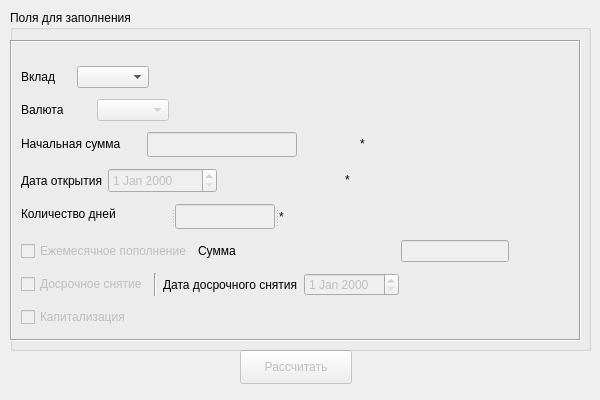
The window that ui_logic/depositform.ui (d1slike/depositPlus) describes before a commit, drawn with Qt 5.
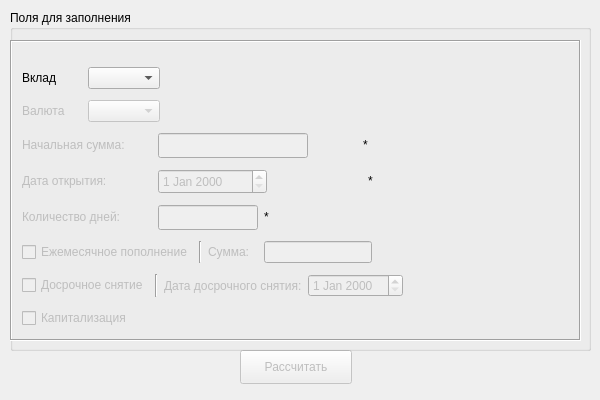
The same window after the commit.

Commit message: *форма для расчета вклада полностью готова

What changed in the file:
```diff
--- a/ui_logic/depositform.ui
+++ b/ui_logic/depositform.ui
@@ -77,10 +77,10 @@
     <widget class="QWidget" name="">
      <property name="geometry">
       <rect>
-       <x>11</x>
-       <y>21</y>
-       <width>646</width>
-       <height>275</height>
+       <x>12</x>
+       <y>22</y>
+       <width>640</width>
+       <height>277</height>
       </rect>
      </property>
      <layout class="QVBoxLayout" name="verticalLayout">
@@ -96,7 +96,7 @@
           </property>
           <property name="minimumSize">
            <size>
-            <width>50</width>
+            <width>60</width>
             <height>20</height>
            </size>
           </property>
@@ -152,21 +152,24 @@
        <layout class="QHBoxLayout" name="horizontalLayout_2">
         <item>
          <widget class="QLabel" name="valute_list_label">
+          <property name="enabled">
+           <bool>false</bool>
+          </property>
           <property name="sizePolicy">
            <sizepolicy hsizetype="Fixed" vsizetype="Fixed">
-            <horstretch>70</horstretch>
+            <horstretch>60</horstretch>
             <verstretch>20</verstretch>
            </sizepolicy>
           </property>
           <property name="minimumSize">
            <size>
-            <width>70</width>
+            <width>60</width>
             <height>20</height>
            </size>
           </property>
           <property name="maximumSize">
            <size>
-            <width>70</width>
+            <width>60</width>
             <height>20</height>
            </size>
           </property>
@@ -204,6 +207,9 @@
        <layout class="QHBoxLayout" name="horizontalLayout_3">
         <item>
          <widget class="QLabel" name="label_start_sum">
+          <property name="enabled">
+           <bool>false</bool>
+          </property>
           <property name="sizePolicy">
            <sizepolicy hsizetype="Fixed" vsizetype="Fixed">
             <horstretch>120</horstretch>
@@ -212,18 +218,18 @@
           </property>
           <property name="minimumSize">
            <size>
-            <width>120</width>
+            <width>130</width>
             <height>20</height>
            </size>
           </property>
           <property name="maximumSize">
            <size>
-            <width>120</width>
+            <width>130</width>
             <height>20</height>
            </size>
           </property>
           <property name="text">
-           <string>Начальная сумма</string>
+           <string>Начальная сумма:</string>
           </property>
          </widget>
         </item>
@@ -309,8 +315,29 @@
        <layout class="QHBoxLayout" name="horizontalLayout_4">
         <item>
          <widget class="QLabel" name="open_date_label">
+          <property name="enabled">
+           <bool>false</bool>
+          </property>
+          <property name="sizePolicy">
+           <sizepolicy hsizetype="Fixed" vsizetype="Fixed">
+            <horstretch>130</horstretch>
+            <verstretch>20</verstretch>
+           </sizepolicy>
+          </property>
+          <property name="minimumSize">
+           <size>
+            <width>120</width>
+            <height>20</height>
+           </size>
+          </property>
+          <property name="maximumSize">
+           <size>
+            <width>130</width>
+            <height>20</height>
+           </size>
+          </property>
           <property name="text">
-           <string>Дата открытия</string>
+           <string>Дата открытия:</string>
           </property>
          </widget>
         </item>
@@ -393,33 +420,36 @@
        </layout>
       </item>
       <item>
-       <widget class="QSplitter" name="splitter">
-        <property name="orientation">
-         <enum>Qt::Horizontal</enum>
-        </property>
+       <layout class="QHBoxLayout" name="horizontalLayout_5">
+        <item>
         <widget class="QLabel" name="day_count_label">
+          <property name="enabled">
+           <bool>false</bool>
+          </property>
          <property name="sizePolicy">
           <sizepolicy hsizetype="Fixed" vsizetype="Fixed">
-           <horstretch>0</horstretch>
-           <verstretch>0</verstretch>
+            <horstretch>120</horstretch>
+            <verstretch>20</verstretch>
           </sizepolicy>
          </property>
          <property name="minimumSize">
           <size>
-           <width>150</width>
+            <width>120</width>
            <height>20</height>
           </size>
          </property>
          <property name="maximumSize">
           <size>
-           <width>150</width>
+            <width>130</width>
            <height>20</height>
           </size>
          </property>
          <property name="text">
-          <string>Количество дней</string>
-         </property>
-        </widget>
+           <string>Количество дней:</string>
+          </property>
+         </widget>
+        </item>
+        <item>
         <widget class="QLineEdit" name="day_count">
          <property name="enabled">
           <bool>false</bool>
@@ -442,31 +472,50 @@
            <height>25</height>
           </size>
          </property>
-        </widget>
+          <property name="toolTip">
+           <string>&lt;html&gt;&lt;head/&gt;&lt;body&gt;&lt;p&gt;&lt;span style=&quot; font-size:7pt; font-style:italic;&quot;&gt;Срок вклада в днях&lt;/span&gt;&lt;/p&gt;&lt;/body&gt;&lt;/html&gt;</string>
+          </property>
+         </widget>
+        </item>
+        <item>
         <widget class="QLabel" name="min_day_count">
          <property name="sizePolicy">
           <sizepolicy hsizetype="Fixed" vsizetype="Fixed">
-           <horstretch>0</horstretch>
-           <verstretch>0</verstretch>
+            <horstretch>250</horstretch>
+            <verstretch>20</verstretch>
           </sizepolicy>
          </property>
          <property name="minimumSize">
           <size>
            <width>250</width>
-           <height>25</height>
+            <height>20</height>
           </size>
          </property>
          <property name="maximumSize">
           <size>
            <width>250</width>
-           <height>25</height>
+            <height>20</height>
           </size>
          </property>
          <property name="text">
           <string>*</string>
          </property>
         </widget>
-       </widget>
+        </item>
+        <item>
+         <spacer name="horizontalSpacer_7">
+          <property name="orientation">
+           <enum>Qt::Horizontal</enum>
+          </property>
+          <property name="sizeHint" stdset="0">
+           <size>
+            <width>40</width>
+            <height>20</height>
+           </size>
+          </property>
+         </spacer>
+        </item>
+       </layout>
       </item>
       <item>
        <layout class="QHBoxLayout" name="horizontalLayout_6">
@@ -480,26 +529,41 @@
           </property>
          </widget>
         </item>
+        <item>
+         <widget class="Line" name="line_2">
+          <property name="orientation">
+           <enum>Qt::Vertical</enum>
+          </property>
+         </widget>
+        </item>
         <item>
          <widget class="QLabel" name="supplement_sum_label">
+          <property name="enabled">
+           <bool>false</bool>
+          </property>
+          <property name="sizePolicy">
+           <sizepolicy hsizetype="Fixed" vsizetype="Fixed">
+            <horstretch>50</horstretch>
+            <verstretch>20</verstretch>
+           </sizepolicy>
+          </property>
+          <property name="minimumSize">
+           <size>
+            <width>50</width>
+            <height>20</height>
+           </size>
+          </property>
+          <property name="maximumSize">
+           <size>
+            <width>50</width>
+            <height>20</height>
+           </size>
+          </property>
           <property name="text">
-           <string>Сумма</string>
+           <string>Сумма:</string>
           </property>
          </widget>
         </item>
-        <item>
-         <spacer name="horizontalSpacer_7">
-          <property name="orientation">
-           <enum>Qt::Horizontal</enum>
-          </property>
-          <property name="sizeHint" stdset="0">
-           <size>
-            <width>40</width>
-            <height>20</height>
-           </size>
-          </property>
-         </spacer>
-        </item>
         <item>
          <widget class="QLineEdit" name="supplement_sum">
           <property name="enabled">
@@ -549,8 +613,11 @@
         </item>
         <item>
          <widget class="QLabel" name="early_close_date_label">
+          <property name="enabled">
+           <bool>false</bool>
+          </property>
           <property name="text">
-           <string>Дата досрочного снятия</string>
+           <string>Дата досрочного снятия:</string>
           </property>
          </widget>
         </item>
```
Left out of the diff: 30 changed lines with no effect on the pictures. Lines whose indentation alone changed are shown as unchanged. The commit also changes 2 other files.
